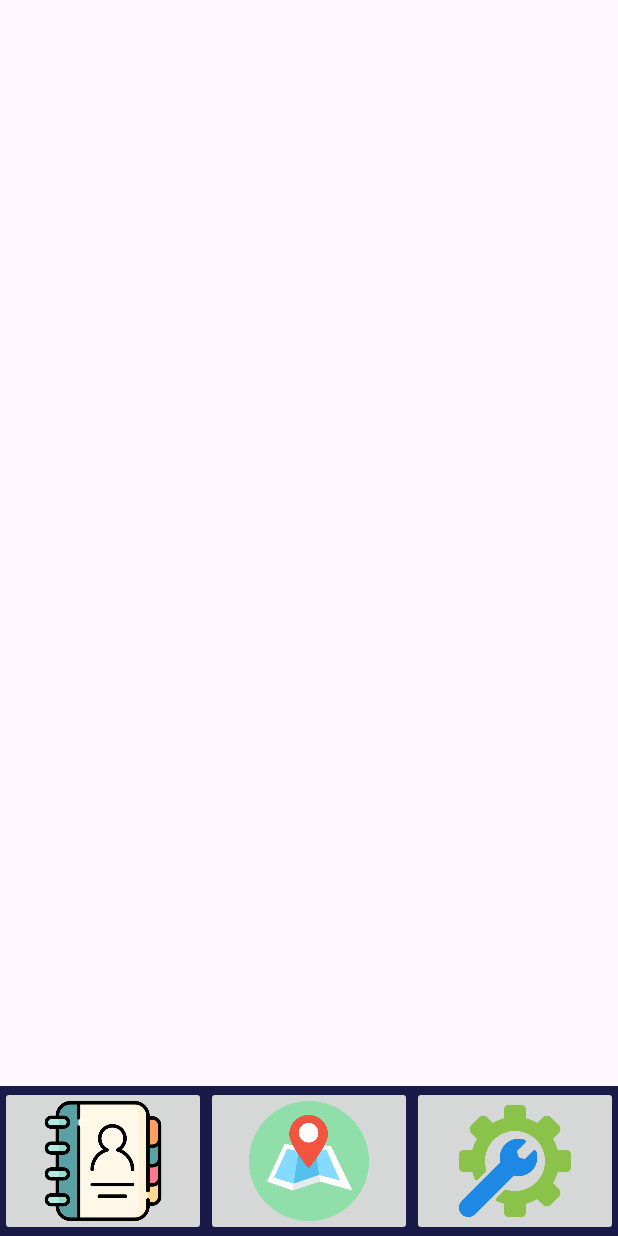
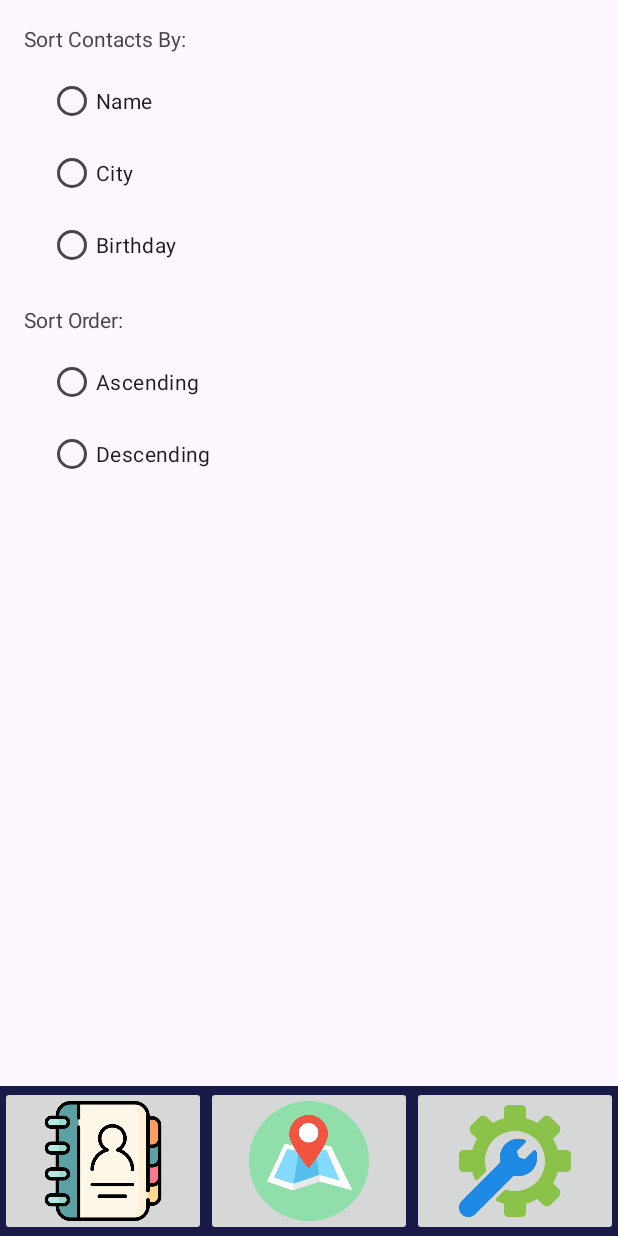
Before and after one commit to anhphan17/CIS4280ContactListProject, an Android app: the ContactSettingsActivity screen opened directly, with no data from a screen before it, on a phone screen of 412 x 824 dp. Run offline under Robolectric (Android 15) with nearby library versions, the phone set to English and light mode, and no system bars.

Commit message:
Settings Layout

```diff
--- a/app/src/main/res/layout/activity_contact_settings.xml
+++ b/app/src/main/res/layout/activity_contact_settings.xml
@@ -49,4 +49,74 @@
             app:srcCompat="@drawable/settingsicon" />
     </LinearLayout>
 
+    <TextView
+        android:id="@+id/textView"
+        android:layout_width="wrap_content"
+        android:layout_height="wrap_content"
+        android:layout_marginStart="16dp"
+        android:layout_marginTop="16dp"
+        android:text="Sort Contacts By:"
+        app:layout_constraintStart_toStartOf="parent"
+        app:layout_constraintTop_toTopOf="parent" />
+
+    <RadioGroup
+        android:id="@+id/radioGroupSortBy"
+        android:layout_width="wrap_content"
+        android:layout_height="wrap_content"
+        android:layout_marginStart="32dp"
+        android:layout_marginTop="8dp"
+        app:layout_constraintStart_toStartOf="parent"
+        app:layout_constraintTop_toBottomOf="@+id/textView" >
+
+        <RadioButton
+            android:id="@+id/radioName"
+            android:layout_width="match_parent"
+            android:layout_height="wrap_content"
+            android:text="Name" />
+
+        <RadioButton
+            android:id="@+id/radioCity"
+            android:layout_width="match_parent"
+            android:layout_height="wrap_content"
+            android:text="City" />
+
+        <RadioButton
+            android:id="@+id/radioBirthday"
+            android:layout_width="match_parent"
+            android:layout_height="wrap_content"
+            android:text="Birthday" />
+    </RadioGroup>
+
+    <TextView
+        android:id="@+id/textView2"
+        android:layout_width="wrap_content"
+        android:layout_height="wrap_content"
+        android:layout_marginStart="16dp"
+        android:layout_marginTop="16dp"
+        android:text="Sort Order:"
+        app:layout_constraintStart_toStartOf="parent"
+        app:layout_constraintTop_toBottomOf="@+id/radioGroupSortBy" />
+
+    <RadioGroup
+        android:id="@+id/radioGroupSortOrder"
+        android:layout_width="wrap_content"
+        android:layout_height="wrap_content"
+        android:layout_marginStart="32dp"
+        android:layout_marginTop="8dp"
+        app:layout_constraintStart_toStartOf="parent"
+        app:layout_constraintTop_toBottomOf="@+id/textView2" >
+
+        <RadioButton
+            android:id="@+id/radioAscending"
+            android:layout_width="match_parent"
+            android:layout_height="wrap_content"
+            android:text="Ascending" />
+
+        <RadioButton
+            android:id="@+id/radioDescending"
+            android:layout_width="match_parent"
+            android:layout_height="wrap_content"
+            android:text="Descending" />
+    </RadioGroup>
+
 </androidx.constraintlayout.widget.ConstraintLayout>
--- /dev/null
+++ b/app/src/main/res/values/ic_launcher_background.xml
@@ -0,0 +1,4 @@
+<?xml version="1.0" encoding="utf-8"?>
+<resources>
+    <color name="ic_launcher_background">#3D6ADC</color>
+</resources>
```
Also changed, not shown: app/src/main/ic_launcher-playstore.png (added), app/src/main/res/mipmap-hdpi/ic_launcher_foreground.webp (added), app/src/main/res/mipmap-mdpi/ic_launcher_foreground.webp (added), app/src/main/res/mipmap-xhdpi/ic_launcher_foreground.webp (added), app/src/main/res/mipmap-xxhdpi/ic_launcher_foreground.webp (added), app/src/main/res/mipmap-xxxhdpi/ic_launcher_foreground.webp (added).
